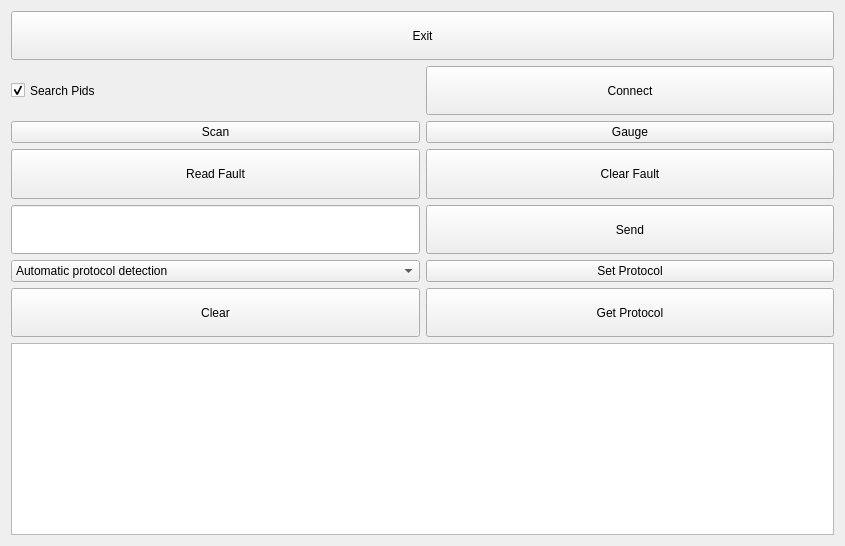
Before: the Qt Designer form mainwindow.ui in takyonxxx/Elm327_Wifi_Obd2_Qt_Project, drawn with Qt 5.
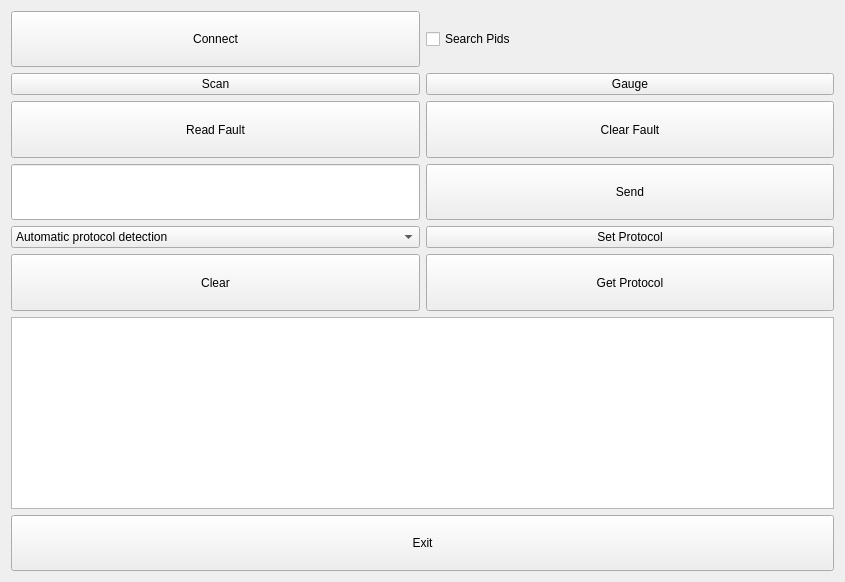
After: the same form once the commit is applied.

```diff
--- a/mainwindow.ui
+++ b/mainwindow.ui
@@ -7,7 +7,7 @@
     <x>0</x>
     <y>0</y>
     <width>845</width>
-    <height>546</height>
+    <height>582</height>
    </rect>
   </property>
   <property name="sizePolicy">
@@ -31,7 +31,26 @@
      <layout class="QVBoxLayout" name="verticalLayout">
       <item>
        <layout class="QGridLayout" name="gridLayout_2">
-        <item row="6" column="1">
+        <item row="6" column="0">
+         <widget class="QPushButton" name="pushScan">
+          <property name="sizePolicy">
+           <sizepolicy hsizetype="Preferred" vsizetype="Preferred">
+            <horstretch>0</horstretch>
+            <verstretch>0</verstretch>
+           </sizepolicy>
+          </property>
+          <property name="maximumSize">
+           <size>
+            <width>16777215</width>
+            <height>16777215</height>
+           </size>
+          </property>
+          <property name="text">
+           <string>Scan</string>
+          </property>
+         </widget>
+        </item>
+        <item row="7" column="1">
          <widget class="QPushButton" name="pushClearFault">
           <property name="sizePolicy">
            <sizepolicy hsizetype="Preferred" vsizetype="Preferred">
@@ -44,7 +63,89 @@
           </property>
          </widget>
         </item>
-        <item row="11" column="0">
+        <item row="17" column="0" colspan="2">
+         <widget class="QTextBrowser" name="textTerminal">
+          <property name="sizePolicy">
+           <sizepolicy hsizetype="Preferred" vsizetype="Preferred">
+            <horstretch>0</horstretch>
+            <verstretch>0</verstretch>
+           </sizepolicy>
+          </property>
+          <property name="minimumSize">
+           <size>
+            <width>0</width>
+            <height>0</height>
+           </size>
+          </property>
+         </widget>
+        </item>
+        <item row="14" column="0">
+         <widget class="QPushButton" name="pushClear">
+          <property name="sizePolicy">
+           <sizepolicy hsizetype="Preferred" vsizetype="Preferred">
+            <horstretch>0</horstretch>
+            <verstretch>0</verstretch>
+           </sizepolicy>
+          </property>
+          <property name="maximumSize">
+           <size>
+            <width>16777215</width>
+            <height>16777215</height>
+           </size>
+          </property>
+          <property name="text">
+           <string>  Clear  </string>
+          </property>
+         </widget>
+        </item>
+        <item row="6" column="1">
+         <widget class="QPushButton" name="pushGauge">
+          <property name="text">
+           <string>Gauge</string>
+          </property>
+         </widget>
+        </item>
+        <item row="14" column="1">
+         <widget class="QPushButton" name="pushGetProtocol">
+          <property name="sizePolicy">
+           <sizepolicy hsizetype="Preferred" vsizetype="Preferred">
+            <horstretch>0</horstretch>
+            <verstretch>0</verstretch>
+           </sizepolicy>
+          </property>
+          <property name="text">
+           <string>Get Protocol</string>
+          </property>
+         </widget>
+        </item>
+        <item row="10" column="0">
+         <layout class="QGridLayout" name="gridLayout_4">
+          <item row="1" column="0" colspan="2">
+           <widget class="QLineEdit" name="sendEdit">
+            <property name="sizePolicy">
+             <sizepolicy hsizetype="Preferred" vsizetype="Preferred">
+              <horstretch>0</horstretch>
+              <verstretch>0</verstretch>
+             </sizepolicy>
+            </property>
+           </widget>
+          </item>
+         </layout>
+        </item>
+        <item row="12" column="1">
+         <widget class="QPushButton" name="pushSetProtocol">
+          <property name="sizePolicy">
+           <sizepolicy hsizetype="Preferred" vsizetype="Preferred">
+            <horstretch>0</horstretch>
+            <verstretch>0</verstretch>
+           </sizepolicy>
+          </property>
+          <property name="text">
+           <string>Set Protocol</string>
+          </property>
+         </widget>
+        </item>
+        <item row="12" column="0">
          <widget class="QComboBox" name="protocolCombo">
           <item>
            <property name="text">
@@ -113,24 +214,8 @@
           </item>
          </widget>
         </item>
-        <item row="16" column="0" colspan="2">
-         <widget class="QTextBrowser" name="textTerminal">
-          <property name="sizePolicy">
-           <sizepolicy hsizetype="Preferred" vsizetype="Preferred">
-            <horstretch>0</horstretch>
-            <verstretch>0</verstretch>
-           </sizepolicy>
-          </property>
-          <property name="minimumSize">
-           <size>
-            <width>0</width>
-            <height>0</height>
-           </size>
-          </property>
-         </widget>
-        </item>
-        <item row="13" column="0">
-         <widget class="QPushButton" name="pushClear">
+        <item row="18" column="0" colspan="2">
+         <widget class="QPushButton" name="pushExit">
           <property name="sizePolicy">
            <sizepolicy hsizetype="Preferred" vsizetype="Preferred">
             <horstretch>0</horstretch>
@@ -144,11 +229,11 @@
            </size>
           </property>
           <property name="text">
-           <string>  Clear  </string>
+           <string>Exit</string>
           </property>
          </widget>
         </item>
-        <item row="6" column="0">
+        <item row="7" column="0">
          <widget class="QPushButton" name="pushReadFault">
           <property name="sizePolicy">
            <sizepolicy hsizetype="Preferred" vsizetype="Preferred">
@@ -173,27 +258,7 @@
           </property>
          </widget>
         </item>
-        <item row="5" column="1">
-         <widget class="QPushButton" name="pushGauge">
-          <property name="text">
-           <string>Gauge</string>
-          </property>
-         </widget>
-        </item>
-        <item row="13" column="1">
-         <widget class="QPushButton" name="pushGetProtocol">
-          <property name="sizePolicy">
-           <sizepolicy hsizetype="Preferred" vsizetype="Preferred">
-            <horstretch>0</horstretch>
-            <verstretch>0</verstretch>
-           </sizepolicy>
-          </property>
-          <property name="text">
-           <string>Get Protocol</string>
-          </property>
-         </widget>
-        </item>
-        <item row="9" column="1">
+        <item row="10" column="1">
          <widget class="QPushButton" name="pushSend">
           <property name="sizePolicy">
            <sizepolicy hsizetype="Preferred" vsizetype="Preferred">
@@ -212,21 +277,30 @@
           </property>
          </widget>
         </item>
-        <item row="11" column="1">
-         <widget class="QPushButton" name="pushSetProtocol">
+        <item row="5" column="0">
+         <widget class="QPushButton" name="pushConnect">
           <property name="sizePolicy">
            <sizepolicy hsizetype="Preferred" vsizetype="Preferred">
             <horstretch>0</horstretch>
             <verstretch>0</verstretch>
            </sizepolicy>
           </property>
+          <property name="maximumSize">
+           <size>
+            <width>16777215</width>
+            <height>16777215</height>
+           </size>
+          </property>
           <property name="text">
-           <string>Set Protocol</string>
+           <string>Connect</string>
           </property>
          </widget>
         </item>
-        <item row="4" column="0">
+        <item row="5" column="1">
          <widget class="QCheckBox" name="checkSearchPids">
+          <property name="enabled">
+           <bool>true</bool>
+          </property>
           <property name="sizePolicy">
            <sizepolicy hsizetype="Preferred" vsizetype="Preferred">
             <horstretch>0</horstretch>
@@ -243,78 +317,7 @@
            </size>
           </property>
           <property name="checked">
-           <bool>true</bool>
-          </property>
-         </widget>
-        </item>
-        <item row="9" column="0">
-         <layout class="QGridLayout" name="gridLayout_4">
-          <item row="1" column="0" colspan="2">
-           <widget class="QLineEdit" name="sendEdit">
-            <property name="sizePolicy">
-             <sizepolicy hsizetype="Preferred" vsizetype="Preferred">
-              <horstretch>0</horstretch>
-              <verstretch>0</verstretch>
-             </sizepolicy>
-            </property>
-           </widget>
-          </item>
-         </layout>
-        </item>
-        <item row="5" column="0">
-         <widget class="QPushButton" name="pushScan">
-          <property name="sizePolicy">
-           <sizepolicy hsizetype="Preferred" vsizetype="Preferred">
-            <horstretch>0</horstretch>
-            <verstretch>0</verstretch>
-           </sizepolicy>
-          </property>
-          <property name="maximumSize">
-           <size>
-            <width>16777215</width>
-            <height>16777215</height>
-           </size>
-          </property>
-          <property name="text">
-           <string>Scan</string>
-          </property>
-         </widget>
-        </item>
-        <item row="4" column="1">
-         <widget class="QPushButton" name="pushConnect">
-          <property name="sizePolicy">
-           <sizepolicy hsizetype="Preferred" vsizetype="Preferred">
-            <horstretch>0</horstretch>
-            <verstretch>0</verstretch>
-           </sizepolicy>
-          </property>
-          <property name="maximumSize">
-           <size>
-            <width>16777215</width>
-            <height>16777215</height>
-           </size>
-          </property>
-          <property name="text">
-           <string>Connect</string>
-          </property>
-         </widget>
-        </item>
-        <item row="2" column="0" colspan="2">
-         <widget class="QPushButton" name="pushExit">
-          <property name="sizePolicy">
-           <sizepolicy hsizetype="Preferred" vsizetype="Preferred">
-            <horstretch>0</horstretch>
-            <verstretch>0</verstretch>
-           </sizepolicy>
-          </property>
-          <property name="maximumSize">
-           <size>
-            <width>16777215</width>
-            <height>16777215</height>
-           </size>
-          </property>
-          <property name="text">
-           <string>Exit</string>
+           <bool>false</bool>
           </property>
          </widget>
         </item>
```
